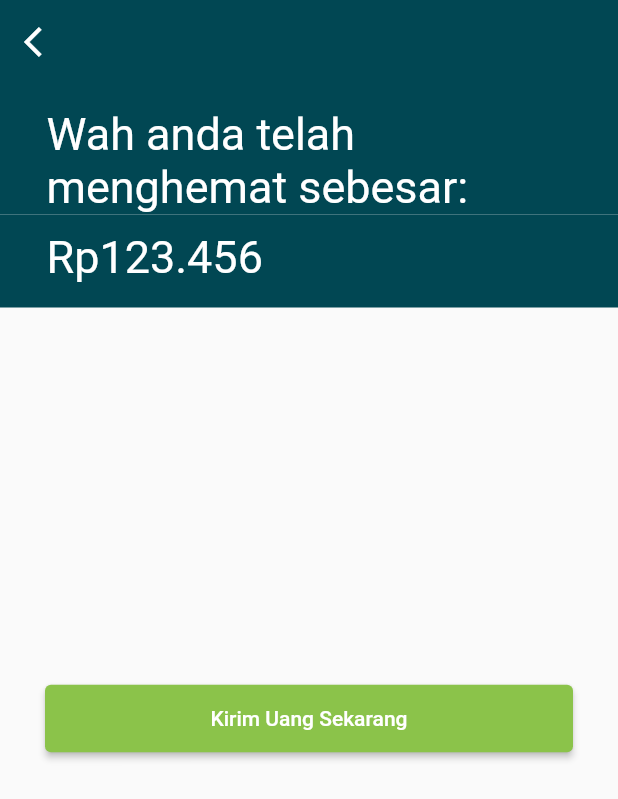
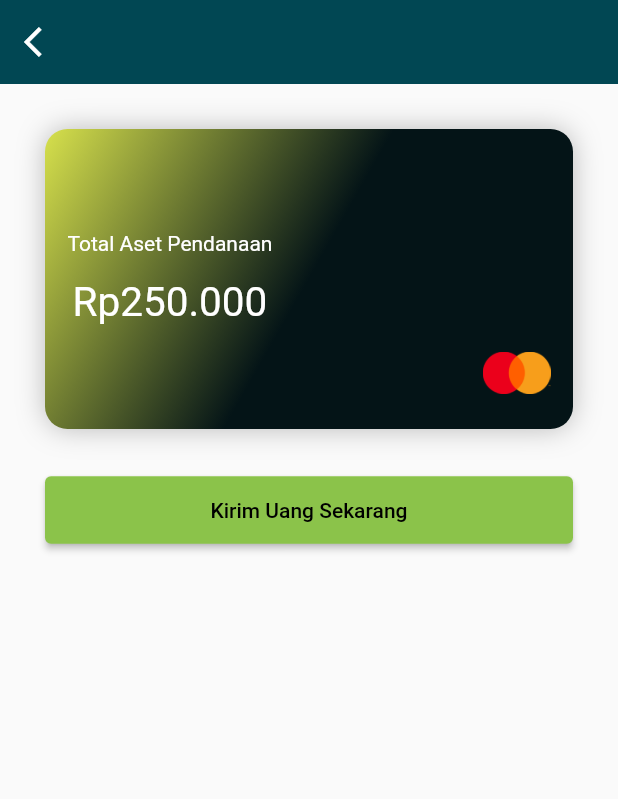
Before and after one commit to rtaruna512/tugasakhirsalur, a Flutter app: the BerandaMenuMain screen opened directly, after a tap on "Kirim Uang", on a phone screen of 412 x 824 dp. Shown: the top 799 px of the screen. Run offline on Flutter 3.47's test engine with Material 2 defaults, Android fonts, the light colour scheme and no system bars.

Commit message:
Changed Menus. Added Shadows on some Widgets Dart files edited: - donasimain.dart - donasimetodetf.dart - transfermain.dart - transfermetodetf.dart - beranda_main.dart

```diff
--- a/lib/berandascreens/beranda_main.dart
+++ b/lib/berandascreens/beranda_main.dart
@@ -132,8 +132,8 @@ class _State extends State<BerandaMenuMain>{
                                         children: <Widget>[
                                           Image.asset(
                                             'assets/images/mastercard.png',
-                                            height: 75,
-                                            width: 75,
+                                            height: 45,
+                                            width: 45,
                                             fit: BoxFit.fitWidth,
                                           )
                                         ],
@@ -189,8 +189,8 @@ class _State extends State<BerandaMenuMain>{
                                         children: <Widget>[
                                           Image.asset(
                                             'assets/images/mastercard.png',
-                                            height: 75,
-                                            width: 75,
+                                            height: 45,
+                                            width: 45,
                                             fit: BoxFit.fitWidth,
                                           )
                                         ],
--- a/lib/donasimain.dart
+++ b/lib/donasimain.dart
@@ -11,7 +11,7 @@ class DonasiBeranda extends StatefulWidget {
 class _State extends State<DonasiBeranda> {
   Color salur1 = const Color(0xff014753);
   Color salur2 = const Color(0xcc014753);
-  Color salur3 = const Color(0xffd2ddaf);
+  Color salur3 = const Color(0x80d2ddaf);
   Color salur4 = const Color(0xff79834e);
   Color gradientGLight = const Color(0xffD7E14C);
   Color gradientGdark = const Color(0xff041417);
@@ -83,7 +83,13 @@ class _State extends State<DonasiBeranda> {
                           gradientGLight,
                           gradientGdark
                         ]
-                    )
+                    ),
+                    boxShadow: [
+                      BoxShadow(
+                        color: Colors.black26,
+                        blurRadius: 15,
+                      )
+                    ]
                 ),
                 child: Row(
                   crossAxisAlignment: CrossAxisAlignment.center,
--- a/lib/donasimetodetf.dart
+++ b/lib/donasimetodetf.dart
@@ -14,7 +14,7 @@ class DonasiMetodeTF extends StatefulWidget {
 
 class _DonasiMetodeTFState extends State<DonasiMetodeTF> {
   Color salur1 = const Color(0xff014753);
-  Color salurwidgetbg = const Color(0xb3D2DDAF);
+  Color salurwidgetbg = const Color(0x80D2DDAF);
 
   @override
   Widget build(BuildContext context) {
@@ -56,7 +56,7 @@ class _DonasiMetodeTFState extends State<DonasiMetodeTF> {
                       child: Text(
                         'Nominal yang akan di donasi:',
                         style: TextStyle(
-                          fontSize: 25,
+                          fontSize: 20,
                         ),
                         textAlign: TextAlign.left,
                       ),
@@ -111,10 +111,20 @@ class _DonasiMetodeTFState extends State<DonasiMetodeTF> {
                 onPressed: () {
                   Navigator.push(context, MaterialPageRoute(builder: (context) => donasiBCA()));
                 },
-                child: Container(
+                elevation: 2,
+                child:
+                Container(
                   decoration: BoxDecoration(
                     borderRadius: BorderRadius.circular(10),
-                    color: salurwidgetbg
+                    color: salurwidgetbg,
+                    boxShadow: [
+                      BoxShadow(
+                        color: Colors.grey.withOpacity(0.5),
+                        spreadRadius: 5,
+                        blurRadius: 7,
+                        offset: Offset(0, 3)
+                      )
+                    ]
                   ),
                   padding: EdgeInsets.fromLTRB(15, 15, 15, 15),
                   child: Row(
@@ -123,6 +133,7 @@ class _DonasiMetodeTFState extends State<DonasiMetodeTF> {
                         'assets/images/bca.png',
                         height: 25,
                         width: 100,
+                        alignment: Alignment.centerLeft,
                       ),
                       SizedBox(width: 15,),
                       Text(
@@ -157,6 +168,7 @@ class _DonasiMetodeTFState extends State<DonasiMetodeTF> {
                         'assets/images/mandiri.png',
                         height: 25,
                         width: 100,
+                        alignment: Alignment.centerLeft,
                       ),
                       SizedBox(width: 15,),
                       Text(
@@ -191,6 +203,7 @@ class _DonasiMetodeTFState extends State<DonasiMetodeTF> {
                         'assets/images/bni.png',
                         height: 25,
                         width: 100,
+                        alignment: Alignment.centerLeft,
                       ),
                       SizedBox(width: 15,),
                       Text(
@@ -225,6 +238,7 @@ class _DonasiMetodeTFState extends State<DonasiMetodeTF> {
                         'assets/images/bri.png',
                         height: 25,
                         width: 100,
+                        alignment: Alignment.centerLeft,
                       ),
                       SizedBox(width: 15,),
                       Text(
@@ -259,6 +273,7 @@ class _DonasiMetodeTFState extends State<DonasiMetodeTF> {
                         'assets/images/bsi.png',
                         height: 25,
                         width: 100,
+                        alignment: Alignment.centerLeft,
                       ),
                       SizedBox(width: 15,),
                       Text(
--- a/lib/transfermain.dart
+++ b/lib/transfermain.dart
@@ -4,6 +4,8 @@ import 'package:tugasakhirsalur/transfertujuan.dart';
 
 class TransferBeranda extends StatelessWidget {
   Color salur1 = const Color(0xff014753);
+  Color gradientGLight = const Color(0xffD7E14C);
+  Color gradientGdark = const Color(0xff041417);
 
   @override
   Widget build(BuildContext context) {
@@ -20,53 +22,86 @@ class TransferBeranda extends StatelessWidget {
           ),
         ),
       body:Padding(
-        padding: EdgeInsets.all(0),
+        padding: EdgeInsets.all(15),
         child: ListView(
           children: <Widget>[
-            Container(
+            Padding(
+              padding: const EdgeInsets.all(15),
+              child: Container(
+                width: 320,
+                height: 200,
+                padding: EdgeInsets.all(15),
                 decoration: BoxDecoration(
-                color: salur1,
-                border: Border.all(
-                    color: salur1,
+                    borderRadius: BorderRadius.circular(15),
+                    gradient: LinearGradient(
+                        begin: Alignment.topLeft,
+                        end: Alignment(0, 0),
+                        colors: <Color>[
+                          gradientGLight,
+                          gradientGdark
+                        ],
+                    ),
+                  boxShadow: [
+                    BoxShadow(
+                      color: Colors.black26,
+                      blurRadius: 15,
+                    )
+                  ]
+                ),
+                child: Row(
+                  crossAxisAlignment: CrossAxisAlignment.center,
+                  children: <Widget>[
+                    Column(
+                      crossAxisAlignment: CrossAxisAlignment.center,
+                      mainAxisAlignment: MainAxisAlignment.center,
+                      children: <Widget>[
+                        Text(
+                          'Total Aset Pendanaan',
+                          style: TextStyle(
+                              color: Colors.white
                           ),
                         ),
-              padding: EdgeInsets.fromLTRB(30, 15, 30, 0),
-              child: Text(
-                'Wah anda telah\n'
-                    'menghemat sebesar:',
+                        SizedBox(height: 15,),
+                        Text(
+                          'Rp250.000',
                           style: TextStyle(
                               color: Colors.white,
-                  fontSize: 30,
+                              fontSize: 27
+                          ),
                         )
+                      ],
                     ),
-
-            ),
-
-            Container(
-              decoration: BoxDecoration(
-                color: salur1,
-                border: Border.all(
-                    color: salur1
-                ),
-              ),
-              padding: EdgeInsets.fromLTRB(30, 10, 30, 15),
-              child: Text(
-                'Rp123.456',
-                style: TextStyle(
-                  color: Colors.white,
-                  fontSize: 30,
+                    Spacer(),
+                    Column(
+                      crossAxisAlignment: CrossAxisAlignment.end,
+                      mainAxisAlignment: MainAxisAlignment.end,
+                      children: <Widget>[
+                        Image.asset(
+                          'assets/images/mastercard.png',
+                          height: 45,
+                          width: 45,
+                          fit: BoxFit.fitWidth,
+                        )
+                      ],
+                    )
+                  ],
                 ),
               ),
             ),
 
+            SizedBox(height: 15,),
+
             Container(
-              padding: EdgeInsets.fromLTRB(30, 250, 30, 0),
+              padding: EdgeInsets.symmetric(horizontal: 15),
               child: ElevatedButton(
                 style: ElevatedButton.styleFrom(
                   fixedSize: const Size(500, 45)
                 ),
                 child: Text(
-                  'Kirim Uang Sekarang'
+                  'Kirim Uang Sekarang',
+                  style: TextStyle(
+                    color: Colors.black
+                  ),
                 ),
                 onPressed: (){
                   Navigator.push(
--- a/lib/transfermetodetf.dart
+++ b/lib/transfermetodetf.dart
@@ -55,7 +55,7 @@ class _transferMetodeTFState extends State<transferMetodeTF> {
                       child: Text(
                         'Nominal yang akan di Transfer:',
                         style: TextStyle(
-                          fontSize: 25,
+                          fontSize: 20,
                         ),
                         textAlign: TextAlign.left,
                       ),
@@ -123,6 +123,7 @@ class _transferMetodeTFState extends State<transferMetodeTF> {
                           'assets/images/bca.png',
                           height: 25,
                           width: 100,
+                          alignment: Alignment.centerLeft,
                         ),
                         SizedBox(width: 15,),
                         Text(
@@ -159,6 +160,7 @@ class _transferMetodeTFState extends State<transferMetodeTF> {
                           'assets/images/mandiri.png',
                           height: 25,
                           width: 100,
+                          alignment: Alignment.centerLeft,
                         ),
                         SizedBox(width: 15,),
                         Text(
@@ -195,6 +197,7 @@ class _transferMetodeTFState extends State<transferMetodeTF> {
                           'assets/images/bni.png',
                           height: 25,
                           width: 100,
+                          alignment: Alignment.centerLeft,
                         ),
                         SizedBox(width: 15,),
                         Text(
@@ -231,6 +234,7 @@ class _transferMetodeTFState extends State<transferMetodeTF> {
                           'assets/images/bri.png',
                           height: 25,
                           width: 100,
+                          alignment: Alignment.centerLeft,
                         ),
                         SizedBox(width: 15,),
                         Text(
@@ -267,6 +271,7 @@ class _transferMetodeTFState extends State<transferMetodeTF> {
                           'assets/images/bsi.png',
                           height: 25,
                           width: 100,
+                          alignment: Alignment.centerLeft,
                         ),
                         SizedBox(width: 15,),
                         Text(
```
Lines whose indentation alone changed are shown as unchanged.
